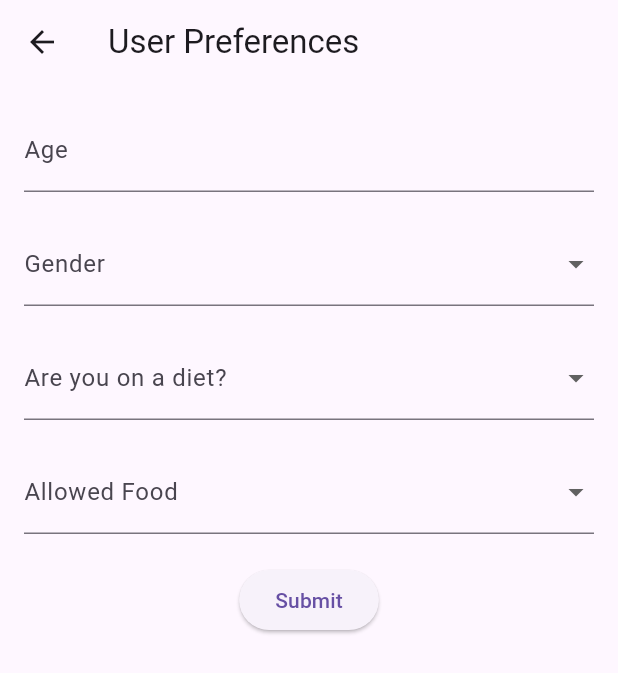
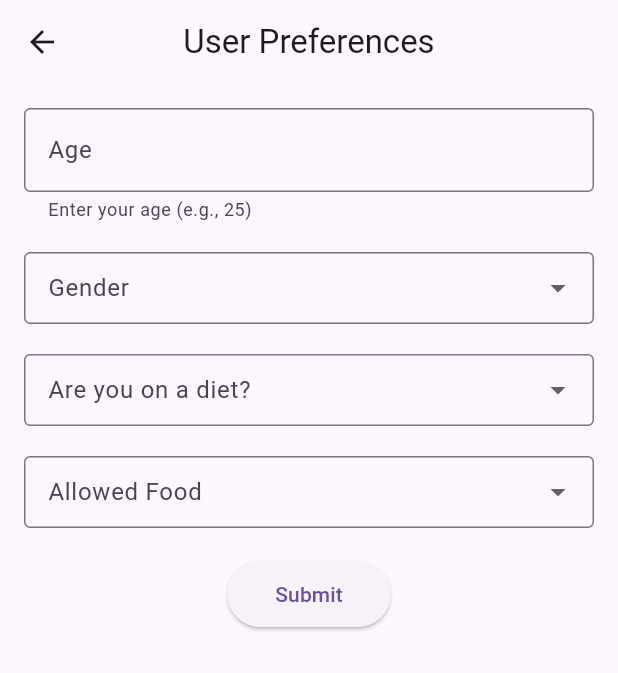
Before and after one commit to hardytee1/eating_healthy, a Flutter app: the PreferencesPage screen opened directly, on a phone screen of 412 x 824 dp. Shown: the top 673 px of the screen. Run offline on Flutter 3.47's test engine with Material 3 defaults, Android fonts, the phone set to English and light mode, and no system bars; our stand-ins replace firebase_core; accounts and stored records are empty; network calls fail.

Commit message:
Finish up the design

```diff
--- a/lib/screens/preferences_page.dart
+++ b/lib/screens/preferences_page.dart
@@ -26,26 +26,64 @@ class _PreferencesPageState extends State<PreferencesPage> {
     'Vegetarian',
     'Non-Pork',
     'Non-Beef',
-    'None',
+    'I am fine with anything',
   ];
+
+  DropdownButtonFormField<String> buildDropdown({
+    required String label,
+    required List<String> items,
+    required String? value,
+    required void Function(String?) onChanged,
+    required String? Function(String?) validator,
+  }) {
+    return DropdownButtonFormField<String>(
+      decoration: InputDecoration(
+        labelText: label,
+        border: OutlineInputBorder(),
+        contentPadding: EdgeInsets.symmetric(horizontal: 12, vertical: 8),
+      ),
+      value: value,
+      items: items.map((String item) {
+        return DropdownMenuItem<String>(
+          value: item,
+          child: Text(item),
+        );
+      }).toList(),
+      onChanged: onChanged,
+      validator: validator,
+    );
+  }
 
     @override
   Widget build(BuildContext context) {
     return Scaffold(
-      appBar: AppBar(title: Text('User Preferences')),
+      appBar: AppBar(
+        title: Text('User Preferences'),
+        centerTitle: true,
+      ),
       body: Padding(
         padding: EdgeInsets.all(16.0),
         child: Form(
           key: _formKey,
           child: SingleChildScrollView(
             child: Column(
+              crossAxisAlignment: CrossAxisAlignment.start,
               children: [
-                // Age Input
                 TextFormField(
-                  decoration: InputDecoration(labelText: 'Age'),
+                  decoration: InputDecoration(
+                    labelText: 'Age',
+                    border: OutlineInputBorder(),
+                    helperText: 'Enter your age (e.g., 25)',
+                  ),
                   keyboardType: TextInputType.number,
                   validator: (value) {
-                    if (value == null || value.isEmpty) return 'Enter your age';
+                    if (value == null || value.isEmpty) {
+                      return 'Please enter your age';
+                    }
+                    final age = int.tryParse(value);
+                    if (age == null || age <= 0 || age > 120) {
+                      return 'Please enter a valid age';
+                    }
                     return null;
                   },
                   onSaved: (value) {
@@ -54,74 +92,68 @@ class _PreferencesPageState extends State<PreferencesPage> {
                 ),
                 SizedBox(height: 20),
 
-                // Gender Dropdown
-                DropdownButtonFormField<String>(
-                  decoration: InputDecoration(labelText: 'Gender'),
-                  items: ['Male', 'Female', 'Other'].map((String value) {
-                    return DropdownMenuItem<String>(
-                      value: value,
-                      child: Text(value),
-                    );
-                  }).toList(),
+                buildDropdown(
+                  label: 'Gender',
+                  items: ['Male', 'Female', 'Other'],
+                  value: _gender,
                   onChanged: (value) {
                     setState(() {
                       _gender = value;
                     });
                   },
                   validator: (value) {
-                    if (value == null) return 'Select your gender';
+                    if (value == null) {
+                      return 'Please select your gender';
+                    }
                     return null;
                   },
                 ),
                 SizedBox(height: 20),
 
-                // Diet Preference Dropdown
-                DropdownButtonFormField<String>(
-                  decoration: InputDecoration(labelText: 'Are you on a diet?'),
-                  items: _dietOptions.map((String value) {
-                    return DropdownMenuItem<String>(
-                      value: value,
-                      child: Text(value),
-                    );
-                  }).toList(),
+                buildDropdown(
+                  label: 'Are you on a diet?',
+                  items: _dietOptions,
+                  value: _dietPreference,
                   onChanged: (value) {
                     setState(() {
                       _dietPreference = value;
                     });
                   },
                   validator: (value) {
-                    if (value == null) return 'Select a diet preference';
+                    if (value == null) {
+                      return 'Please select a diet preference';
+                    }
                     return null;
                   },
                 ),
                 SizedBox(height: 20),
 
-                // Allowed Food Dropdown
-                DropdownButtonFormField<String>(
-                  decoration: InputDecoration(labelText: 'Allowed Food'),
-                  items: _foodOptions.map((String value) {
-                    return DropdownMenuItem<String>(
-                      value: value,
-                      child: Text(value),
-                    );
-                  }).toList(),
+                buildDropdown(
+                  label: 'Allowed Food',
+                  items: _foodOptions,
+                  value: _allowedFood,
                   onChanged: (value) {
                     setState(() {
                       _allowedFood = value;
                     });
                   },
                   validator: (value) {
-                    if (value == null) return 'Select allowed food type';
+                    if (value == null) {
+                      return 'Please select allowed food type';
+                    }
                     return null;
                   },
                 ),
                 SizedBox(height: 20),
 
-                // Submit Button
-                ElevatedButton(
+                Center(
+                  child: ElevatedButton(
                     onPressed: () {
                       if (_formKey.currentState!.validate()) {
                         _formKey.currentState!.save();
+                        ScaffoldMessenger.of(context).showSnackBar(
+                          SnackBar(content: Text('Preferences saved!')),
+                        );
                         Navigator.push(
                           context,
                           MaterialPageRoute(
@@ -136,6 +168,11 @@ class _PreferencesPageState extends State<PreferencesPage> {
                       }
                     },
                     child: Text('Submit'),
+                    style: ElevatedButton.styleFrom(
+                      padding:
+                          EdgeInsets.symmetric(horizontal: 32, vertical: 12),
+                    ),
+                  ),
                 ),
               ],
             ),
--- a/lib/services/api_service.dart
+++ b/lib/services/api_service.dart
@@ -2,7 +2,7 @@ import 'dart:convert';
 import 'package:http/http.dart' as http;
 
 class ApiService {
-  static const String baseUrl = "http://4.240.96.2:8000"; // Your backend URL
+  static const String baseUrl = "http://4.240.96.2:8000";
 
   static Future<List<String>> generateMealPlan({
     required int age,
@@ -27,7 +27,6 @@ class ApiService {
       if (response.statusCode == 200) {
         final data = jsonDecode(response.body);
         if (data['meal_plan'] != null) {
-          // Directly return the meal plan as a List<String> (split by newline)
           return data['meal_plan'].split("\n");
         } else {
           throw Exception("Meal plan data not found.");
```
Also changed, not shown: lib/screens/dashboard_page.dart (+37 -28 lines), lib/screens/food_i_want_page.dart (+45 -10 lines), lib/utils/meal_data.dart (deleted, +0 -29 lines), 1 other file. Lines whose indentation alone changed are shown as unchanged.
